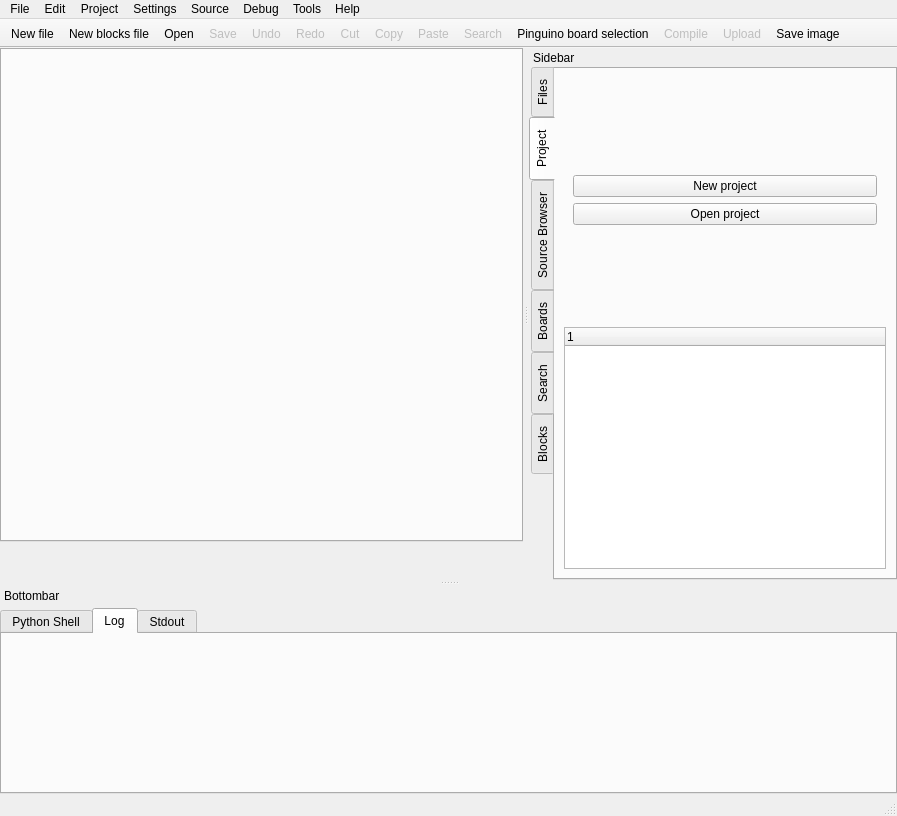
Old version of the form qtgui/frames/main.ui in the repository PinguinoIDE/pinguino-ide.
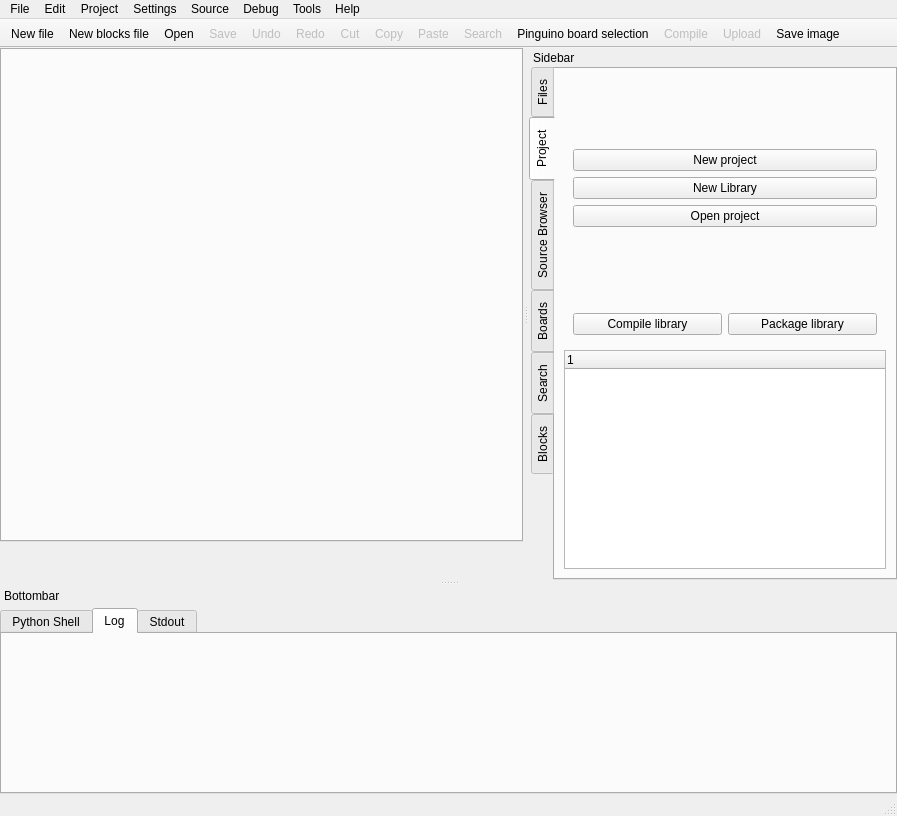
New version of the form. The open tabs and pages were chosen to show the change. Icons and pictures are not drawn.

```diff
--- a/qtgui/frames/main.ui
+++ b/qtgui/frames/main.ui
@@ -380,49 +380,30 @@
          <string>Project</string>
         </attribute>
         <layout class="QGridLayout" name="gridLayout_16">
-         <item row="2" column="0">
-          <widget class="QTreeWidget" name="treeWidget_projects">
-           <property name="midLineWidth">
-            <number>1</number>
-           </property>
-           <property name="iconSize">
-            <size>
-             <width>25</width>
-             <height>25</height>
-            </size>
-           </property>
-           <property name="rootIsDecorated">
-            <bool>true</bool>
-           </property>
-           <property name="sortingEnabled">
-            <bool>false</bool>
-           </property>
-           <property name="animated">
-            <bool>true</bool>
-           </property>
-           <property name="columnCount">
-            <number>1</number>
-           </property>
-           <attribute name="headerDefaultSectionSize">
-            <number>100</number>
-           </attribute>
-           <attribute name="headerShowSortIndicator" stdset="0">
-            <bool>false</bool>
-           </attribute>
-           <attribute name="headerStretchLastSection">
-            <bool>true</bool>
-           </attribute>
-           <column>
-            <property name="text">
-             <string/>
-            </property>
-           </column>
+         <item row="3" column="0" colspan="2">
+          <widget class="QWidget" name="widget_library" native="true">
+           <layout class="QGridLayout" name="gridLayout_28">
+            <item row="0" column="0">
+             <widget class="QPushButton" name="pushButton_compilelibrary">
+              <property name="text">
+               <string>Compile library</string>
+              </property>
+             </widget>
+            </item>
+            <item row="0" column="1">
+             <widget class="QPushButton" name="pushButton_packagelibrary">
+              <property name="text">
+               <string>Package library</string>
+              </property>
+             </widget>
+            </item>
+           </layout>
           </widget>
          </item>
-         <item row="0" column="0">
+         <item row="1" column="0" colspan="2">
           <widget class="QWidget" name="widget_noproject" native="true">
            <layout class="QGridLayout" name="gridLayout_20">
-            <item row="4" column="2">
+            <item row="5" column="2">
              <spacer name="verticalSpacer_5">
               <property name="orientation">
                <enum>Qt::Vertical</enum>
@@ -455,16 +436,62 @@
               </property>
              </widget>
             </item>
-            <item row="2" column="1" colspan="3">
+            <item row="3" column="1" colspan="3">
              <widget class="QPushButton" name="pushButton_openproject">
               <property name="text">
                <string>Open project</string>
               </property>
              </widget>
             </item>
+            <item row="2" column="1" colspan="3">
+             <widget class="QPushButton" name="pushButton_newlibrary">
+              <property name="text">
+               <string>New Library</string>
+              </property>
+             </widget>
+            </item>
            </layout>
           </widget>
          </item>
+         <item row="5" column="0" colspan="2">
+          <widget class="QTreeWidget" name="treeWidget_projects">
+           <property name="midLineWidth">
+            <number>1</number>
+           </property>
+           <property name="iconSize">
+            <size>
+             <width>25</width>
+             <height>25</height>
+            </size>
+           </property>
+           <property name="rootIsDecorated">
+            <bool>true</bool>
+           </property>
+           <property name="sortingEnabled">
+            <bool>false</bool>
+           </property>
+           <property name="animated">
+            <bool>true</bool>
+           </property>
+           <property name="columnCount">
+            <number>1</number>
+           </property>
+           <attribute name="headerDefaultSectionSize">
+            <number>100</number>
+           </attribute>
+           <attribute name="headerShowSortIndicator" stdset="0">
+            <bool>false</bool>
+           </attribute>
+           <attribute name="headerStretchLastSection">
+            <bool>true</bool>
+           </attribute>
+           <column>
+            <property name="text">
+             <string/>
+            </property>
+           </column>
+          </widget>
+         </item>
         </layout>
        </widget>
        <widget class="QWidget" name="SourceBrowser">
```
Left out of the diff: 9 changed lines with no effect on the pictures.
